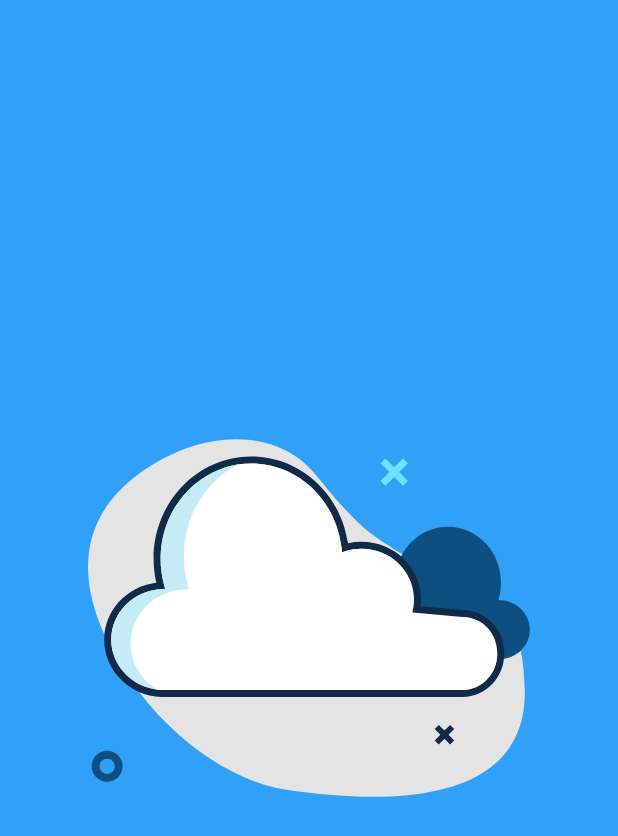
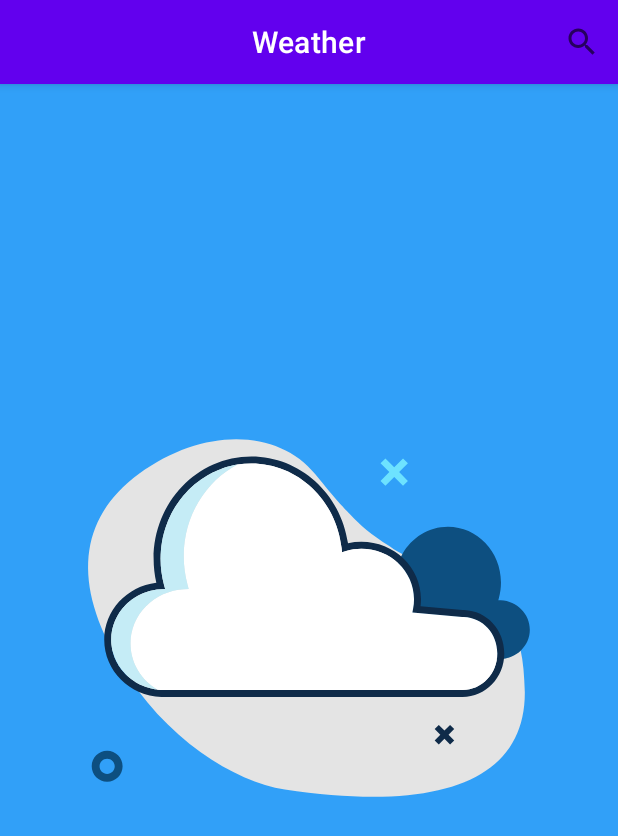
Before and after one commit to shamardn/Weather, an Android app: the screen it shows after launch (MainActivity), on a phone screen of 412 x 824 dp. Shown: the top 836 px of the screen. Run offline under Robolectric (Android 15) with nearby library versions, the phone set to English and light mode, and no system bars; our stand-ins replace Dagger/Hilt's generated code, data binding; network calls fail.

Commit message:
add searchView in top app bar

```diff
--- /dev/null
+++ b/app/src/main/res/drawable/ic_search.xml
@@ -0,0 +1,5 @@
+<vector android:height="24dp" android:tint="#000000"
+    android:viewportHeight="24" android:viewportWidth="24"
+    android:width="24dp" xmlns:android="http://schemas.android.com/apk/res/android">
+    <path android:fillColor="@android:color/white" android:pathData="M15.5,14h-0.79l-0.28,-0.27C15.41,12.59 16,11.11 16,9.5 16,5.91 13.09,3 9.5,3S3,5.91 3,9.5 5.91,16 9.5,16c1.61,0 3.09,-0.59 4.23,-1.57l0.27,0.28v0.79l5,4.99L20.49,19l-4.99,-5zM9.5,14C7.01,14 5,11.99 5,9.5S7.01,5 9.5,5 14,7.01 14,9.5 11.99,14 9.5,14z"/>
+</vector>
--- a/app/src/main/res/layout/fragment_home.xml
+++ b/app/src/main/res/layout/fragment_home.xml
@@ -8,7 +8,23 @@
             name="viewModel"
             type="com.shamardn.weather.ui.home.HomeViewModel" />
     </data>
+    <androidx.coordinatorlayout.widget.CoordinatorLayout
+        android:layout_width="match_parent"
+        android:layout_height="match_parent">
+        <com.google.android.material.appbar.AppBarLayout
+            android:layout_width="match_parent"
+            android:layout_height="wrap_content">
 
+            <com.google.android.material.appbar.MaterialToolbar
+                android:id="@+id/topAppBar"
+                android:layout_width="match_parent"
+                android:layout_height="?attr/actionBarSize"
+                app:title="@string/page_title"
+                app:titleTextColor="@color/white"
+                app:titleCentered="true"
+                app:menu="@menu/top_app_bar" />
+
+        </com.google.android.material.appbar.AppBarLayout>
         <androidx.constraintlayout.widget.ConstraintLayout
             android:layout_width="match_parent"
             android:layout_height="match_parent"
@@ -51,4 +67,5 @@
                 app:lottie_loop="true"
                 app:lottie_rawRes="@raw/error" />
         </androidx.constraintlayout.widget.ConstraintLayout>
+    </androidx.coordinatorlayout.widget.CoordinatorLayout>
 </layout>
--- /dev/null
+++ b/app/src/main/res/menu/top_app_bar.xml
@@ -0,0 +1,11 @@
+<?xml version="1.0" encoding="utf-8"?>
+<menu xmlns:android="http://schemas.android.com/apk/res/android"
+    xmlns:app="http://schemas.android.com/apk/res-auto">
+    <item
+        android:id="@+id/search"
+        android:title="@string/search"
+        app:showAsAction="ifRoom|withText"
+        android:icon="@drawable/ic_search"
+        app:actionViewClass="android.widget.SearchView"
+        />
+</menu>
--- a/app/src/main/res/values/strings.xml
+++ b/app/src/main/res/values/strings.xml
@@ -9,4 +9,6 @@
     <string name="pressure">Pressure</string>
     <string name="icon_desc">icon of weather status</string>
     <string name="city_holder">Cairo</string>
+    <string name="page_title">Weather</string>
+    <string name="search">search</string>
 </resources>
```
